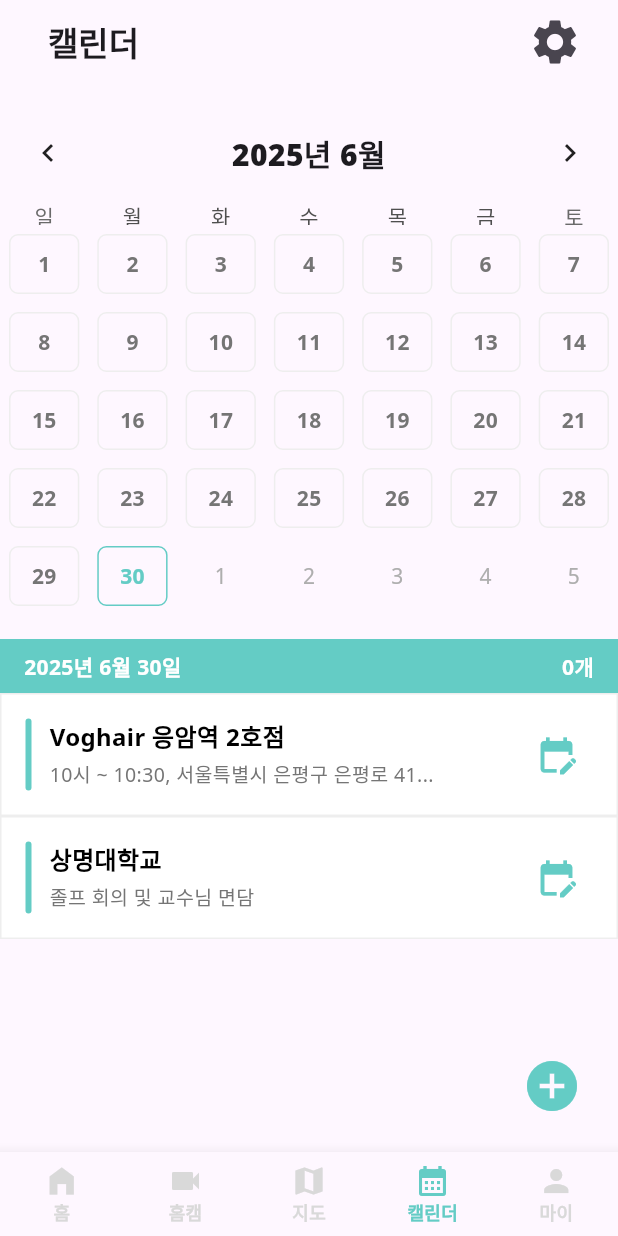
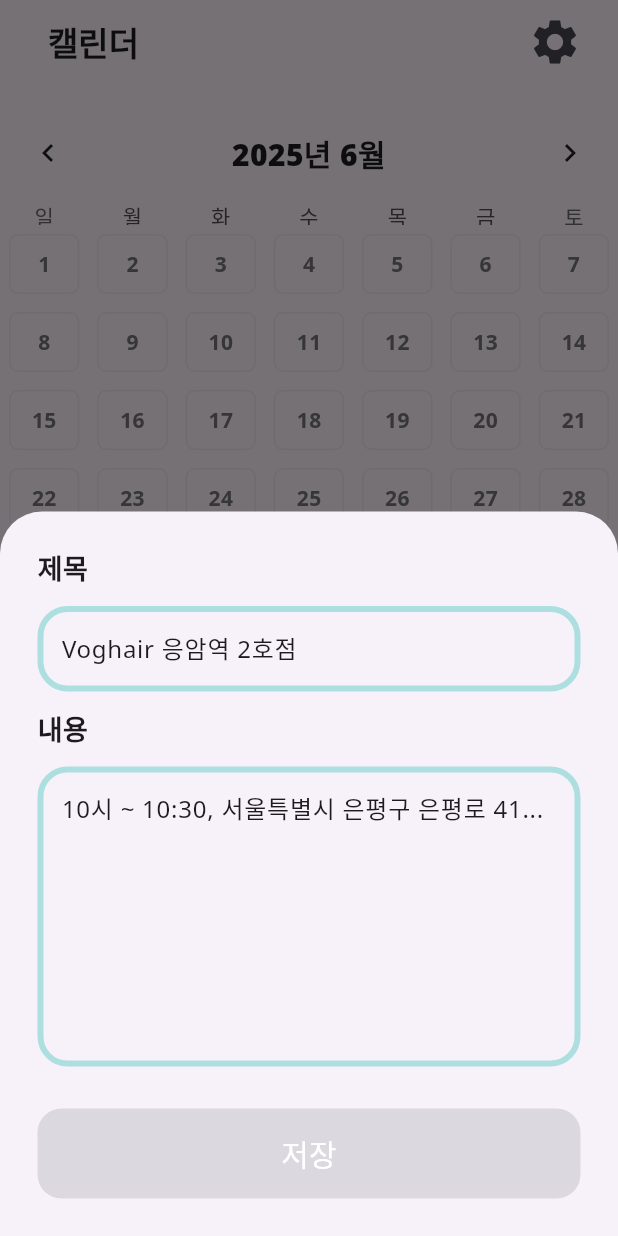
Before and after one commit to SMU-25/frontend, a Flutter app: the screen it shows after launch, item 4 of the bottom bar chosen, after a tap on the "edit calendar" icon, on a phone screen of 412 x 824 dp. Run offline on Flutter 3.47's test engine with Material 3 defaults, Android fonts, the phone set to English and light mode, and no system bars; drawn by our look-alikes of table_calendar; our stand-ins replace email_validator, fl_chart, image_picker; accounts and stored records are empty; Roboto replaces fonts that are missing (BMJUA).

Commit message:
✨ [Feat] 일정 수정 기능 구현

```diff
--- a/lib/calendar/component/plan_add.dart
+++ b/lib/calendar/component/plan_add.dart
@@ -7,12 +7,14 @@ class PlanAdd extends StatefulWidget {
   final TextEditingController titleController;
   final TextEditingController contentController;
   final DateTime selectedDay;
+  final int? existingId;
 
   const PlanAdd({
     super.key,
     required this.titleController,
     required this.contentController,
     required this.selectedDay,
+    this.existingId,
   });
 
   @override
@@ -34,7 +36,7 @@ class _PlanAddState extends State<PlanAdd> {
 
   void onPressed () {
     final plan = Plan(
-      id: 999,
+      id: widget.existingId ?? DateTime.now().millisecondsSinceEpoch,
       title: widget.titleController.text,
       content: widget.contentController.text,
       date: widget.selectedDay,
@@ -102,7 +104,7 @@ class _PlanAddState extends State<PlanAdd> {
               ),
               SizedBox(height: 28),
               NavigationButton(
-                text: '추가',
+                text: '저장',
                 onPressed: isFormValid ? onPressed : null,
               ),
             ],
--- a/lib/calendar/component/plan_banner.dart
+++ b/lib/calendar/component/plan_banner.dart
@@ -3,11 +3,9 @@ import 'package:team_project_front/common/const/colors.dart';
 
 class PlanBanner extends StatelessWidget {
   final DateTime selectedDay;
-  final int taskCount;
 
   const PlanBanner({
     required this.selectedDay,
-    required this.taskCount,
     super.key,
   });
 
@@ -27,13 +25,6 @@ class PlanBanner extends StatelessWidget {
                 fontWeight: FontWeight.w700,
               ),
             ),
-            Text(
-              '$taskCount개',
-              style: TextStyle(
-                color: Colors.white,
-                fontWeight: FontWeight.w700,
-              ),
-            ),
           ],
         ),
       ),
--- a/lib/calendar/component/plan_card.dart
+++ b/lib/calendar/component/plan_card.dart
@@ -58,7 +58,7 @@ class PlanCard extends StatelessWidget {
             ),
           ),
           IconButton(
-            onPressed: onEditPressed ?? () {},
+            onPressed: onEditPressed,
             icon: Icon(
               Icons.edit_calendar,
               color: MAIN_COLOR,
--- a/lib/calendar/view/calendar_screen.dart
+++ b/lib/calendar/view/calendar_screen.dart
@@ -55,8 +55,8 @@ class _CalendarScreenState extends State<CalendarScreen> {
             isScrollControlled: true,
             builder: (_) {
               return PlanAdd(
-                titleController: titleController,
-                contentController: contentController,
+                titleController: titleController..clear(),
+                contentController: contentController..clear(),
                 selectedDay: selectedDay!,
               );
             },
@@ -93,7 +93,6 @@ class _CalendarScreenState extends State<CalendarScreen> {
           SizedBox(height: 16),
           PlanBanner(
             selectedDay: selectedDay!,
-            taskCount: 0,
           ),
           Expanded(
             child: ListView.builder(
@@ -114,6 +113,31 @@ class _CalendarScreenState extends State<CalendarScreen> {
                   child: PlanCard(
                     title: planModel.title,
                     content: planModel.content,
+                    onEditPressed: () async {
+                      titleController.text = planModel.title;
+                      contentController.text = planModel.content;
+
+                      final editedPlan = await showModalBottomSheet<Plan>(
+                        context: context,
+                        isScrollControlled: true,
+                        builder: (_) {
+                          return PlanAdd(
+                            titleController: titleController..text = planModel.title,
+                            contentController: contentController..text = planModel.content,
+                            selectedDay: selectedDay!,
+                            existingId: planModel.id,
+                          );
+                        },
+                      );
+
+                      if (editedPlan != null) {
+                        setState(() {
+                          final list = List<Plan>.from(plans[selectedDay]!);
+                          list[index] = editedPlan;
+                          plans[selectedDay!] = list;
+                        });
+                      }
+                    },
                   ),
                 );
               },
```
